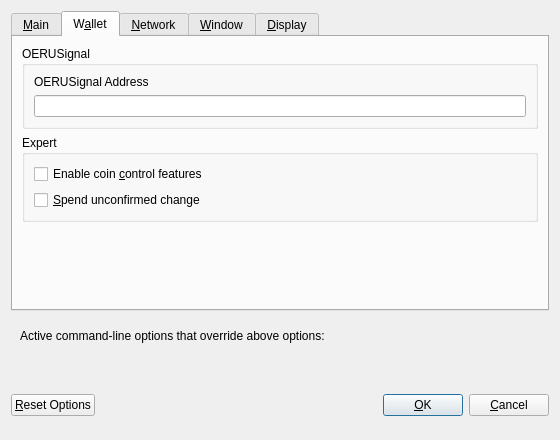
Above: src/qt/forms/optionsdialog.ui from Electronic-Gulden-Foundation/egulden before the change. Below: the same form after it.
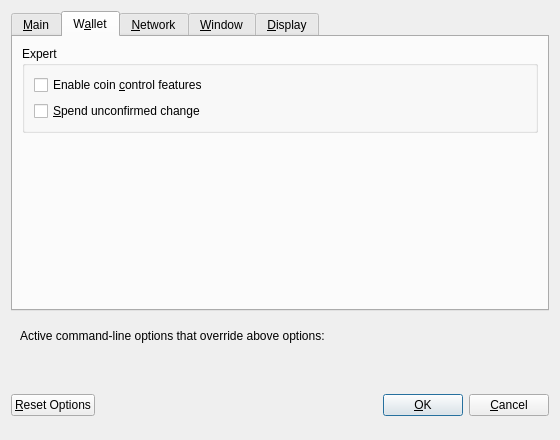
That is the form after the change. The open tabs and pages were chosen to show the change. Custom widgets are drawn as their Qt base class.

```diff
--- a/src/qt/forms/optionsdialog.ui
+++ b/src/qt/forms/optionsdialog.ui
@@ -137,35 +137,6 @@
        <string>W&amp;allet</string>
       </attribute>
       <layout class="QVBoxLayout" name="verticalLayout_Wallet">
-       <item>
-        <widget class="QGroupBox" name="oeruSignalGroupBox">
-         <property name="title">
-          <string>OERUSignal</string>
-         </property>
-         <layout class="QVBoxLayout" name="verticalLayout_OERUSignal">
-          <item>
-           <widget class="QLabel" name="oeruSignalAddressLabel">
-            <property name="text">
-             <string>OERUSignal Address</string>
-            </property>
-            <property name="textFormat">
-             <enum>Qt::PlainText</enum>
-            </property>
-            <property name="buddy">
-             <cstring>oeruSignalAddress</cstring>
-            </property>
-           </widget>
-          </item>
-          <item>
-           <widget class="QLineEdit" name="oeruSignalAddress">
-            <property name="toolTip">
-             <string>The address to use for the OERUSignal</string>
-            </property>
-           </widget>
-          </item>
-         </layout>
-        </widget>
-       </item>
        <item>
         <widget class="QGroupBox" name="groupBox">
          <property name="title">
```
Left out of the diff: 24 changed lines with no effect on the pictures.
